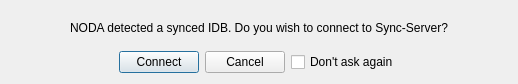
Before: the Qt Designer form code/plugins/ida_plugin/ui/forms/connect_dialog.ui in Force67/equilibrium, drawn with Qt 5.
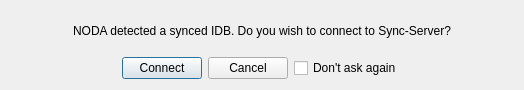
After: the same form once the commit is applied. Icons and pictures are not drawn.

What changed in the file:
```diff
--- a/code/plugins/ida_plugin/ui/forms/connect_dialog.ui
+++ b/code/plugins/ida_plugin/ui/forms/connect_dialog.ui
@@ -6,8 +6,8 @@
    <rect>
     <x>0</x>
     <y>0</y>
-    <width>518</width>
-    <height>84</height>
+    <width>524</width>
+    <height>90</height>
    </rect>
   </property>
   <property name="windowTitle">
```
Left out of the diff: 2 changed lines with no effect on the pictures.
